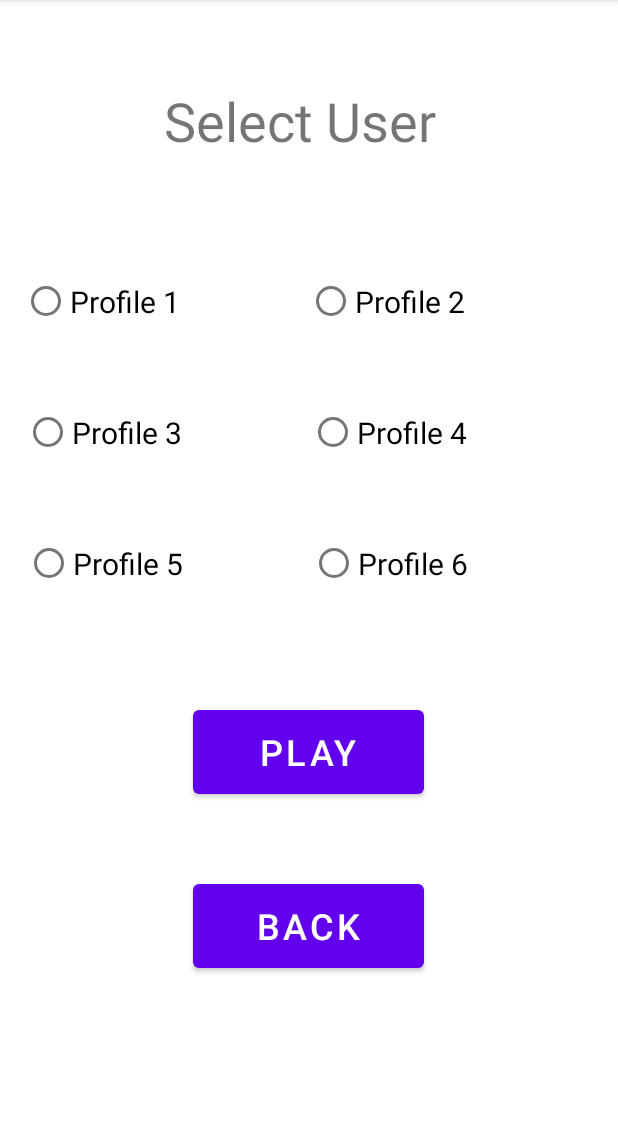
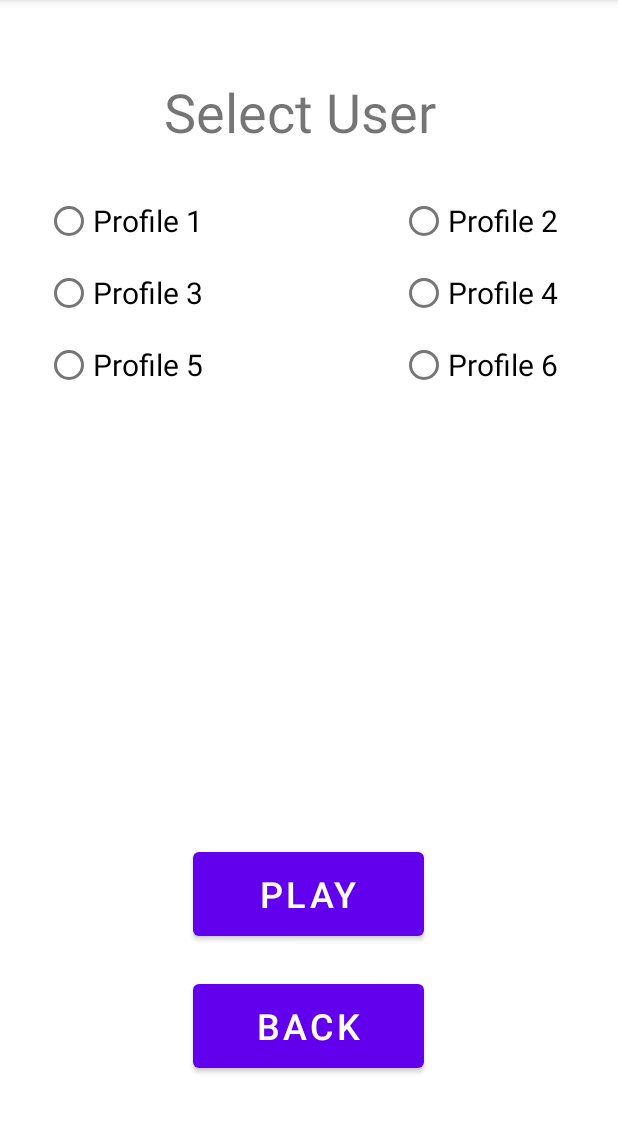
Before and after one commit to neureubd/EE408_Graduation, an Android app: the SelectUser screen opened directly, with no data from a screen before it, on a phone screen of 412 x 824 dp, the part 84-1217 px from its top. Run offline under Robolectric (Android 15) with nearby library versions, the phone set to English and light mode, and no system bars.

Commit message:
Changed layouts to work for multiple phones. Made Existing Profile Selection Radio Buttons work.

```diff
--- a/app/src/main/java/com/zybooks/ee408_graduation/SelectUser.java
+++ b/app/src/main/java/com/zybooks/ee408_graduation/SelectUser.java
@@ -4,16 +4,28 @@ import androidx.appcompat.app.AppCompatActivity;
 
 import android.content.Intent;
 import android.os.Bundle;
+import android.provider.MediaStore;
+import android.util.Log;
 import android.view.View;
 import android.widget.Button;
+import android.widget.RadioGroup;
 
 public class SelectUser extends AppCompatActivity {
     private Button selectBack;
+    private RadioGroup rg1;
+    private RadioGroup rg2;
+
     @Override
     protected void onCreate(Bundle savedInstanceState) {
         super.onCreate(savedInstanceState);
         setContentView(R.layout.activity_select_user);
 
+        rg1 = (RadioGroup) findViewById(R.id.radioGroup);
+        rg2 = (RadioGroup) findViewById(R.id.radioGroup2);
+        rg1.clearCheck(); // this is so we can start fresh, with no selection on both RadioGroups
+        rg2.clearCheck();
+        rg1.setOnCheckedChangeListener(listener1);
+        rg2.setOnCheckedChangeListener(listener2);
         selectBack = (Button) findViewById(R.id.selectBack);
         selectBack.setOnClickListener(view -> returnToMainPage());
     }
@@ -22,4 +34,31 @@ public class SelectUser extends AppCompatActivity {
         Intent intent = new Intent(this, MainActivity.class);
         startActivity(intent);
     }
+
+    // The following section of code was taken from https://stackoverflow.com/questions/10425569/radiogroup-with-two-columns-which-have-ten-radiobuttons
+    private RadioGroup.OnCheckedChangeListener listener1 = new RadioGroup.OnCheckedChangeListener() {
+
+        @Override
+        public void onCheckedChanged(RadioGroup group, int checkedId) {
+            if (checkedId != -1) {
+                rg2.setOnCheckedChangeListener(null); // remove the listener before clearing so we don't throw that stackoverflow exception(like Vladimir Volodin pointed out)
+                rg2.clearCheck(); // clear the second RadioGroup!
+                rg2.setOnCheckedChangeListener(listener2); //reset the listener
+                Log.e("XXX2", "do the work");
+            }
+        }
+    };
+
+    private RadioGroup.OnCheckedChangeListener listener2 = new RadioGroup.OnCheckedChangeListener() {
+
+        @Override
+        public void onCheckedChanged(RadioGroup group, int checkedId) {
+            if (checkedId != -1) {
+                rg1.setOnCheckedChangeListener(null);
+                rg1.clearCheck();
+                rg1.setOnCheckedChangeListener(listener1);
+                Log.e("XXX2", "do the work");
+            }
+        }
+    };
 }
--- a/app/src/main/res/layout/activity_select_user.xml
+++ b/app/src/main/res/layout/activity_select_user.xml
@@ -1,5 +1,5 @@
 <?xml version="1.0" encoding="utf-8"?>
-<androidx.constraintlayout.widget.ConstraintLayout xmlns:android="http://schemas.android.com/apk/res/android"
+<RelativeLayout xmlns:android="http://schemas.android.com/apk/res/android"
     xmlns:app="http://schemas.android.com/apk/res-auto"
     xmlns:tools="http://schemas.android.com/tools"
     android:layout_width="match_parent"
@@ -8,36 +8,88 @@
 
     <RadioGroup
         android:id="@+id/radioGroup"
-        android:layout_width="380dp"
-        android:layout_height="87dp"
-        android:layout_marginTop="48dp"
-        android:orientation="horizontal"
+        android:layout_width="wrap_content"
+        android:layout_height="wrap_content"
+        android:orientation="vertical"
+        android:layout_marginStart="30dp"
+        android:layout_marginEnd="30dp"
+        android:layout_below="@id/selectUserTitle"
+        android:layout_marginTop="20dp"
         app:layout_constraintEnd_toEndOf="parent"
         app:layout_constraintHorizontal_bias="0.448"
         app:layout_constraintStart_toStartOf="parent"
-        app:layout_constraintTop_toBottomOf="@+id/textView2">
+        app:layout_constraintTop_toBottomOf="@+id/selectUserTitle">
 
         <RadioButton
             android:id="@+id/radioButton"
-            android:layout_width="190dp"
-            android:layout_height="87dp"
+            android:layout_width="wrap_content"
+            android:layout_height="wrap_content"
+            android:layout_marginEnd="10dp"
             android:text="@string/profile1"
-            android:textSize="20dp"/>
+            android:textSize="20dp" />
 
         <RadioButton
-            android:id="@+id/radioButton2"
-            android:layout_width="190dp"
-            android:layout_height="87dp"
-            android:text="@string/profile2"
+            android:id="@+id/radioButton3"
+            android:layout_width="wrap_content"
+            android:layout_height="wrap_content"
+            android:layout_marginEnd="10dp"
+            android:text="@string/profile3"
+            android:textSize="20dp"/>
+        <RadioButton
+            android:id="@+id/radioButton5"
+            android:layout_width="wrap_content"
+            android:layout_height="wrap_content"
+            android:text="@string/profile5"
             android:textSize="20dp"/>
 
     </RadioGroup>
 
+    <RadioGroup
+        android:id="@+id/radioGroup2"
+        android:layout_width="wrap_content"
+        android:layout_height="wrap_content"
+        android:orientation="vertical"
+        android:layout_marginStart="30dp"
+        android:layout_marginEnd="30dp"
+        android:layout_below="@id/selectUserTitle"
+        android:layout_marginTop="20dp"
+        android:layout_alignParentRight="true"
+        app:layout_constraintEnd_toEndOf="parent"
+        app:layout_constraintHorizontal_bias="0.448"
+        app:layout_constraintStart_toStartOf="parent"
+        app:layout_constraintTop_toBottomOf="@+id/selectUserTitle">
+
+        <RadioButton
+            android:id="@+id/radioButton2"
+            android:layout_width="wrap_content"
+            android:layout_height="wrap_content"
+            android:layout_marginEnd="10dp"
+            android:text="@string/profile2"
+            android:textSize="20dp" />
+
+        <RadioButton
+            android:id="@+id/radioButton4"
+            android:layout_width="wrap_content"
+            android:layout_height="wrap_content"
+            android:layout_marginEnd="10dp"
+            android:text="@string/profile4"
+            android:textSize="20dp"/>
+        <RadioButton
+            android:id="@+id/radioButton6"
+            android:layout_width="wrap_content"
+            android:layout_height="wrap_content"
+            android:text="@string/profile6"
+            android:textSize="20dp"/>
+
+    </RadioGroup>
+
+
     <TextView
-        android:id="@+id/textView2"
+        android:id="@+id/selectUserTitle"
         android:layout_width="193dp"
         android:layout_height="53dp"
-        android:layout_marginTop="56dp"
+        android:layout_centerHorizontal="true"
+        android:layout_marginTop="50dp"
         android:text="@string/select_user_view_header"
         android:textSize="36dp"
         app:layout_constraintEnd_toEndOf="parent"
@@ -45,78 +97,31 @@
         app:layout_constraintTop_toTopOf="parent" />
 
     <Button
-        android:id="@+id/button"
+        android:id="@+id/selectPlay"
         android:layout_width="154dp"
         android:layout_height="68dp"
-        android:layout_marginTop="48dp"
+        android:layout_centerHorizontal="true"
+        android:layout_above="@id/selectBack"
+        android:layout_marginBottom="20dp"
         android:text="@string/play"
         android:textSize="24dp"
         app:layout_constraintEnd_toEndOf="parent"
         app:layout_constraintHorizontal_bias="0.498"
-        app:layout_constraintStart_toStartOf="parent"
-        app:layout_constraintTop_toBottomOf="@+id/radioGroup3" />
+        app:layout_constraintStart_toStartOf="parent" />
 
     <Button
         android:id="@+id/selectBack"
         android:layout_width="154dp"
         android:layout_height="68dp"
-        android:layout_marginTop="48dp"
+        android:layout_centerHorizontal="true"
+        android:layout_alignParentBottom="true"
+        android:layout_marginBottom="50dp"
         android:text="@string/back"
         android:textSize="24dp"
         app:layout_constraintEnd_toEndOf="parent"
         app:layout_constraintHorizontal_bias="0.498"
         app:layout_constraintStart_toStartOf="parent"
-        app:layout_constraintTop_toBottomOf="@+id/button" />
+        app:layout_constraintTop_toBottomOf="@+id/selectPlay" />
 
-    <RadioGroup
-        android:id="@+id/radioGroup2"
-        android:layout_width="380dp"
-        android:layout_height="87dp"
-        android:orientation="horizontal"
-        app:layout_constraintEnd_toEndOf="parent"
-        app:layout_constraintStart_toStartOf="parent"
-        app:layout_constraintTop_toBottomOf="@+id/radioGroup" >
 
-        <RadioButton
-            android:id="@+id/radioButton3"
-            android:layout_width="190dp"
-            android:layout_height="87dp"
-            android:text="@string/profile3"
-            android:textSize="20dp"/>
-
-        <RadioButton
-            android:id="@+id/radioButton4"
-            android:layout_width="190dp"
-            android:layout_height="87dp"
-            android:text="@string/profile4"
-            android:textSize="20dp"/>
-    </RadioGroup>
-
-    <RadioGroup
-        android:id="@+id/radioGroup3"
-        android:layout_width="380dp"
-        android:layout_height="87dp"
-        android:layout_marginTop="0dp"
-        android:orientation="horizontal"
-        app:layout_constraintEnd_toEndOf="parent"
-        app:layout_constraintHorizontal_bias="0.524"
-        app:layout_constraintStart_toStartOf="parent"
-        app:layout_constraintTop_toBottomOf="@+id/radioGroup2" >
-
-        <RadioButton
-            android:id="@+id/radioButton5"
-            android:layout_width="190dp"
-            android:layout_height="87dp"
-            android:text="@string/profile5"
-            android:textSize="20dp"
-            app:layout_constraintBottom_toBottomOf="parent"
-            app:layout_constraintTop_toTopOf="parent" />
-
-        <RadioButton
-            android:id="@+id/radioButton6"
-            android:layout_width="190dp"
-            android:layout_height="87dp"
-            android:text="@string/profile6"
-            android:textSize="20dp"/>
-    </RadioGroup>
-</androidx.constraintlayout.widget.ConstraintLayout>
+</RelativeLayout>
```
Also changed, not shown: app/src/main/res/layout/activity_enroll_new_user.xml (+17 -9 lines), app/src/main/res/layout/activity_main.xml (+16 -9 lines).
